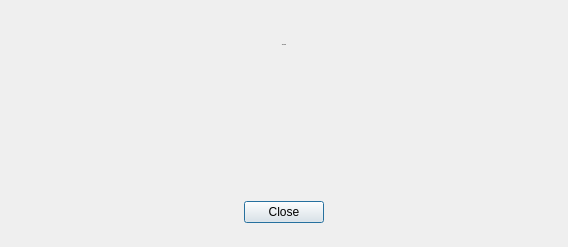
First picture: the form in client/dialogs/WarningDialog.ui, repository open-eid/DigiDoc4-Client, before the edit.
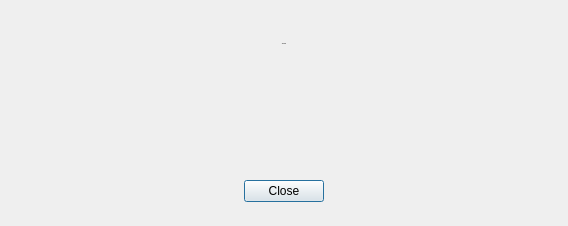
Second picture: the form after the edit. Custom widgets are drawn as their Qt base class.

```diff
--- a/client/dialogs/WarningDialog.ui
+++ b/client/dialogs/WarningDialog.ui
@@ -60,6 +60,9 @@
    <property name="spacing">
     <number>24</number>
    </property>
+   <property name="sizeConstraint">
+    <enum>QLayout::SizeConstraint::SetFixedSize</enum>
+   </property>
    <property name="leftMargin">
     <number>24</number>
    </property>
```
